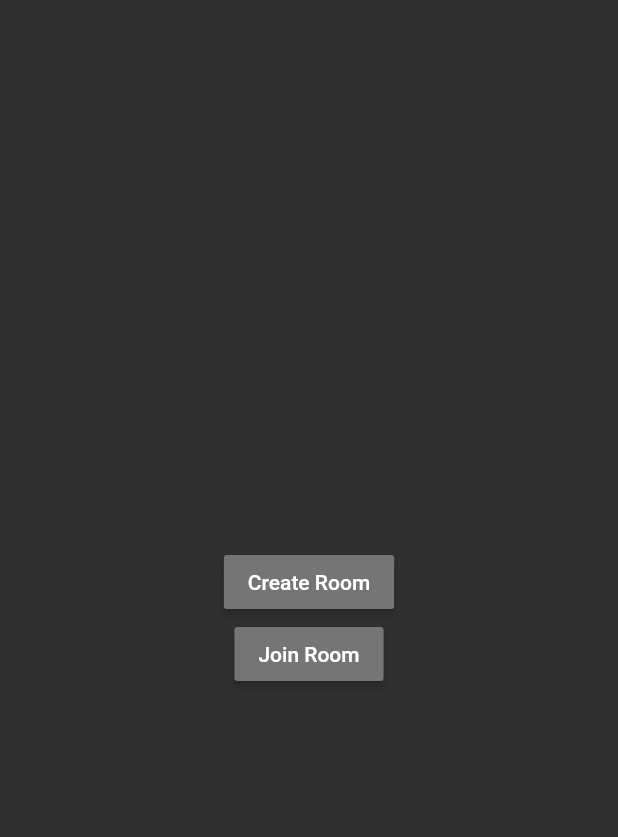
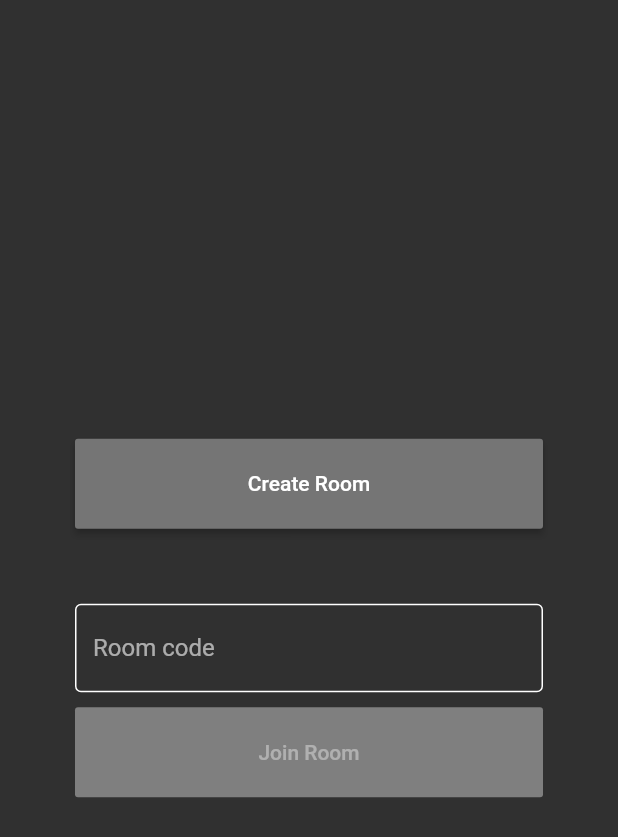
Before and after one commit to Mihrimah/retrospective, a Flutter app: the screen it shows after launch, on a phone screen of 412 x 824 dp. Shown: the top 837 px of the screen. Run offline on Flutter 3.47's test engine with Material 2 defaults, Android fonts, the phone set to English and light mode, and no system bars.

Commit message:
join code and textfield

```diff
--- a/lib/app.dart
+++ b/lib/app.dart
@@ -9,7 +9,7 @@ class App extends StatelessWidget {
     '/start': (context) => StartPage(),
     '/choose_template': (context) => TemplatePage(),
     '/join_room': (context) => JoinPage(),
-    '/retro' : (context) => RetroPage()
+    '/retro' : (context) => RetroPage(ModalRoute.of(context).settings.arguments)
   };
 
   final darkTheme = ThemeData(
--- /dev/null
+++ b/lib/model/retro_page_params.dart
@@ -0,0 +1,9 @@
+import 'package:retrospektif/template/abstract_base_template.dart';
+
+class RetroPageParams {
+  RetroPageParams(this.template, this.roomCode);
+
+  String roomCode;
+  AbstractBaseTemplate template;
+
+}
--- a/lib/pages/start_page.dart
+++ b/lib/pages/start_page.dart
@@ -1,33 +1,118 @@
 import 'package:flutter/material.dart';
+import 'package:retrospektif/model/retro_page_params.dart';
 
-class StartPage extends StatelessWidget {
+class StartPage extends StatefulWidget {
+  @override
+  _StartPageState createState() => _StartPageState();
+}
+
+class _StartPageState extends State<StartPage> {
+  String code;
+  TextEditingController _textEditingController = TextEditingController();
+  bool isEnabled = false;
+
   @override
   Widget build(BuildContext context) {
     return Scaffold(
       body: Center(
-        child: Column(
-            mainAxisAlignment: MainAxisAlignment.center,
-            children: [createButton(context), joinButton(context)]),
+        child: Container(
+          child: Column(
+              crossAxisAlignment: CrossAxisAlignment.start,
+              mainAxisAlignment: MainAxisAlignment.center,
+              children: [
+                Container(
+                  width: double.infinity,
+                  margin: EdgeInsets.only(right: 50, left: 50),
+                  child: Column(
+                    children: [
+                      SizedBox(
+                        height: 60,
+                        width: double.infinity,
+                        child: RaisedButton(
+                          onPressed: () {
+                            Navigator.pushNamed(context, "/choose_template");
+                          },
+                          child: Text("Create Room",
+                              style: Theme.of(context).textTheme.bodyText1),
+                        ),
+                      ),
+                      SizedBox(
+                        height: 50,
+                        width: double.infinity,
+                      ),
+                      SizedBox(
+                        width: double.infinity,
+                        child: TextFormField(
+                          decoration: const InputDecoration(
+                            hintText: 'Room code',
+                            enabledBorder: OutlineInputBorder(
+                              borderSide: BorderSide(color: Colors.white),
+                            ),
+                            focusedBorder: OutlineInputBorder(
+                              borderSide: BorderSide(color: Colors.white),
+                            ),
+                          ),
+                          controller: _textEditingController,
+                        ),
+                      ),
+                      SizedBox(
+                        height: 10,
+                        width: double.infinity,
+                      ),
+                      SizedBox(
+                        height: 60,
+                        width: double.infinity,
+                        child: RaisedButton(
+                          onPressed: isEnabled ? (){
+                            Navigator.pushNamed(context, "/retro", arguments: RetroPageParams(null, _textEditingController.text));
+                          } : null,
+                          child: Text("Join Room"),
+                        ),
+                      ),
+                    ],
+                  ),
+                ),
+              ]),
+        ),
       ),
     );
   }
 
-  RaisedButton joinButton(BuildContext context) {
-    return RaisedButton(
-      onPressed: () {Navigator.pushNamed(context, "/join_room");},
-      child: Text("Join Room"),
-    );
+  @override
+  void dispose() {
+    // Clean up the controller when the widget is removed from the
+    // widget tree.
+    _textEditingController.dispose();
+    super.dispose();
   }
 
-  RaisedButton createButton(BuildContext context) {
-    return RaisedButton(
-      onPressed: () {
-        Navigator.pushNamed(context, "/choose_template");
-      },
-      child: Text("Create Room", style: Theme
-          .of(context)
-          .textTheme
-          .bodyText1),
-    );
+  @override
+  void initState() {
+    super.initState();
+
+    _textEditingController.addListener(_checkButtonEnable);
   }
+
+  _checkButtonEnable() {
+    if (_textEditingController == null ||
+        _textEditingController.text == '' ||
+        _textEditingController.text == null) {
+      setState(() {
+        isEnabled = false;
+      });
+    } else {
+      setState(() {
+        isEnabled = true;
+      });
+    }
+  }
+/*RaisedButton joinButton(BuildContext context, String value) {
+    var onPress;
+    if (value == null)
+      onPress = null;
+    else
+      onPress = () {
+        print("value " + value);
+        Navigator.pushNamed(context, "/join_room");
+      };*/
 }
```
Also changed, not shown: lib/pages/retro_page.dart (+11 -7 lines), lib/pages/template_page.dart (+7 -2 lines).
